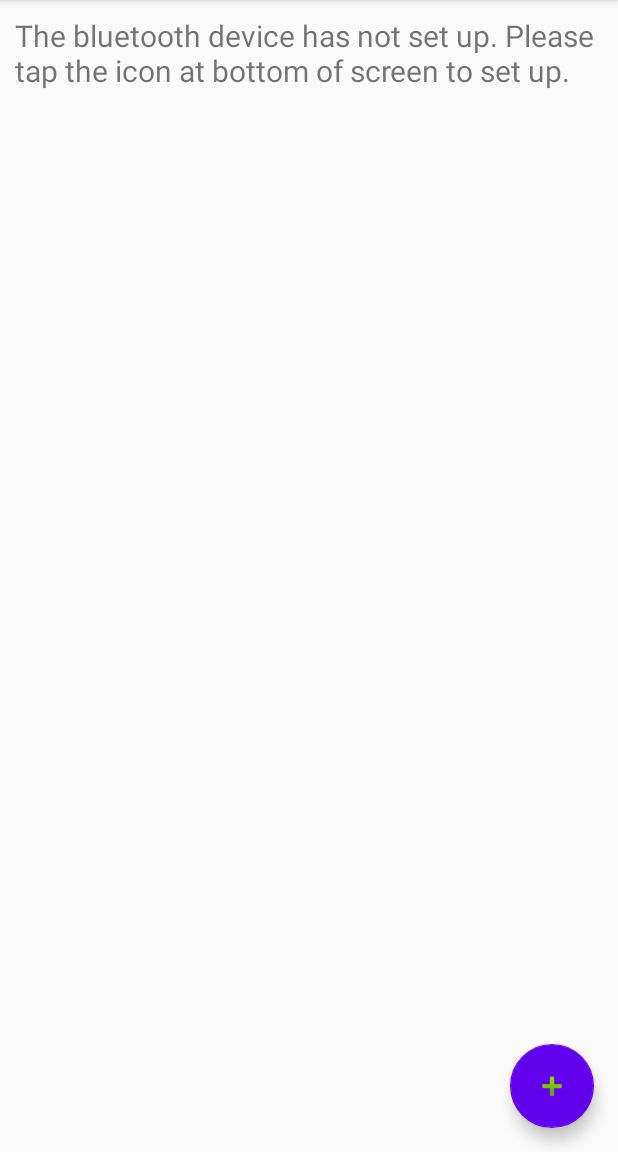
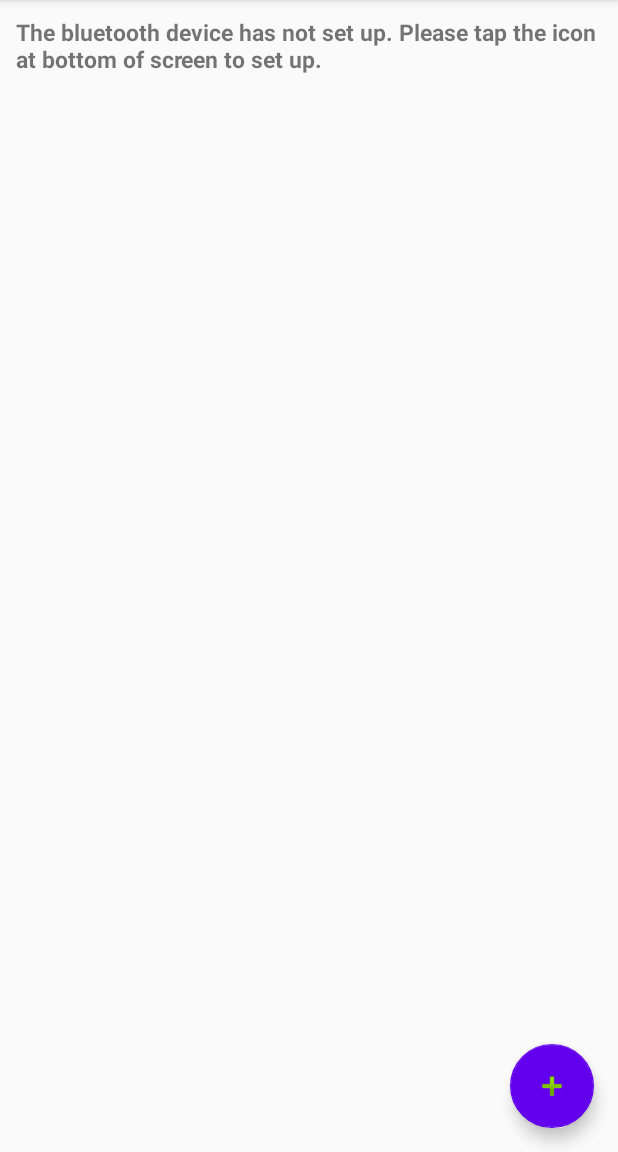
Before and after one commit to kuochunchang/bluetooth_app_template, an Android app: the screen it shows after launch (MainActivity), on a phone screen of 412 x 824 dp, the part 84-1236 px from its top. Run offline under Robolectric (Android 15) with nearby library versions, the phone set to English and light mode, and no system bars; our stand-ins replace Room's generated code; 2 statements that could not run were skipped.

```diff
--- a/app/src/main/java/com/example/guojun/my_bluetooth_app/MainActivity.java
+++ b/app/src/main/java/com/example/guojun/my_bluetooth_app/MainActivity.java
@@ -27,6 +27,7 @@ public class MainActivity extends AppCompatActivity implements DeviceDataFragmen
     private PreparedBluetoothDevices mPreparedBluetoothDevices;
     private BluetoothDevice mCurrentBluetoothDevice;
     private DeviceDataFragment mFragment;
+    private AppDatabase mAppDatabase;
 
     private static final String TAG = "MainActivity";
 
@@ -43,9 +44,9 @@ public class MainActivity extends AppCompatActivity implements DeviceDataFragmen
         }
 
 
-        AppDatabase appDatabase = Room.databaseBuilder(getApplicationContext(), AppDatabase.class, "app-db").allowMainThreadQueries().build();
+        mAppDatabase = Room.databaseBuilder(getApplicationContext(), AppDatabase.class, "app-db").allowMainThreadQueries().build();
         ConfigurationEntity bluetoothDevice =
-                appDatabase.configurationDao().getConfiguration(Configuration.BLUETOOTH_DEVICE_ADDRESS);
+                mAppDatabase.configurationDao().getConfiguration(Configuration.BLUETOOTH_DEVICE_ADDRESS);
 
         TextView deviceName = findViewById(R.id.bluetooth_device_name);
 
@@ -65,16 +66,8 @@ public class MainActivity extends AppCompatActivity implements DeviceDataFragmen
             fab.hide();
 
             String deviceAddress = bluetoothDevice.getValue();
-
             mCurrentBluetoothDevice = mPreparedBluetoothDevices.findByAddress(deviceAddress);
             deviceName.setText(String.format("%s (%s)", mCurrentBluetoothDevice.getName(), mCurrentBluetoothDevice.getAddress()));
-
-            // Load device data fragment
-            FragmentManager fragmentManager = getFragmentManager();
-            FragmentTransaction fragmentTransaction = fragmentManager.beginTransaction();
-            mFragment = DeviceDataFragment.newInstance(mCurrentBluetoothDevice.getAddress());
-            fragmentTransaction.add(R.id.device_data_fragment_container, mFragment);
-            fragmentTransaction.commit();
 
         }
     }
@@ -82,6 +75,18 @@ public class MainActivity extends AppCompatActivity implements DeviceDataFragmen
     @Override
     protected void onResume() {
         super.onResume();
+
+//        ConfigurationEntity bluetoothDevice =
+//                mAppDatabase.configurationDao().getConfiguration(Configuration.BLUETOOTH_DEVICE_ADDRESS);
+//
+
+
+        // Load device data fragment
+        FragmentManager fragmentManager = getFragmentManager();
+        FragmentTransaction fragmentTransaction = fragmentManager.beginTransaction();
+        mFragment = DeviceDataFragment.newInstance(mCurrentBluetoothDevice.getAddress());
+        fragmentTransaction.add(R.id.device_data_fragment_container, mFragment);
+        fragmentTransaction.commit();
 
     }
 
@@ -105,8 +110,10 @@ public class MainActivity extends AppCompatActivity implements DeviceDataFragmen
     }
 
     @Override
-    public void onFragmentInteraction(String data) {
-
+    public void onDeviceConnected() {
+        TextView textView = findViewById(R.id.bluetooth_device_status);
+        textView.setText("Connected");
+        textView.setTextColor(getResources().getColor(R.color.colorConnected));
     }
 
     @Override
--- a/app/src/main/res/layout/content_main.xml
+++ b/app/src/main/res/layout/content_main.xml
@@ -8,20 +8,50 @@
     tools:context=".MainActivity"
     tools:showIn="@layout/activity_main">
 
-    <TextView
-        android:id="@+id/bluetooth_device_name"
+    <LinearLayout
+        android:id="@+id/device_status_bar"
         android:layout_width="0dp"
         android:layout_height="wrap_content"
-        android:layout_margin="10dp"
-        android:text="bluetooth_device_name"
-        android:textSize="20sp"
-        app:layout_constraintBottom_toBottomOf="parent"
-        app:layout_constraintHorizontal_bias="0.0"
+        android:orientation="horizontal"
+        android:layout_margin="5dp"
+        android:text="-----------------"
         app:layout_constraintLeft_toLeftOf="parent"
         app:layout_constraintRight_toRightOf="parent"
         app:layout_constraintTop_toTopOf="parent"
-        app:layout_constraintVertical_bias="0.0"
-        tools:padding="20dp" />
+        tools:layout_width="0dp">
+
+        <TextView
+            android:id="@+id/bluetooth_device_name"
+            android:layout_width="wrap_content"
+            android:layout_height="wrap_content"
+            android:layout_margin="5dp"
+            android:text="Device Name"
+            android:textSize="15sp"
+            android:textStyle="bold"
+            app:layout_constraintBottom_toBottomOf="parent"
+            app:layout_constraintHorizontal_bias="0.0"
+            app:layout_constraintTop_toTopOf="parent"
+            app:layout_constraintVertical_bias="0.0" />
+
+
+
+        <TextView
+            android:id="@+id/bluetooth_device_status"
+            android:layout_width="wrap_content"
+            android:layout_height="wrap_content"
+            android:layout_margin="5dp"
+            android:text="Disconnect"
+            android:textStyle="bold"
+            android:textSize="15sp"
+            app:layout_constraintBottom_toBottomOf="parent"
+            app:layout_constraintHorizontal_bias="0.0"
+            app:layout_constraintRight_toRightOf="parent"
+            app:layout_constraintTop_toTopOf="parent"
+            app:layout_constraintVertical_bias="0.0" />
+
+
+    </LinearLayout>
+
 
     <FrameLayout
         android:id="@+id/device_data_fragment_container"
@@ -29,12 +59,9 @@
         android:layout_height="0dp"
         android:layout_margin="10dp"
         app:layout_constraintBottom_toBottomOf="parent"
-        app:layout_constraintHorizontal_bias="0.0"
         app:layout_constraintLeft_toLeftOf="parent"
-        app:layout_constraintRight_toRightOf="parent"
-        app:layout_constraintTop_toBottomOf="@+id/bluetooth_device_name"
-        tools:layout_editor_absoluteX="10dp"
-        tools:padding="20dp"/>
+        app:layout_constraintTop_toBottomOf="@id/device_status_bar"
+        tools:layout_editor_absoluteX="0dp" />
 
 
 </android.support.constraint.ConstraintLayout>
--- a/app/src/main/res/layout/fragment_device_data.xml
+++ b/app/src/main/res/layout/fragment_device_data.xml
@@ -9,6 +9,6 @@
         android:id="@+id/device_data_fragment_text"
         android:layout_width="match_parent"
         android:layout_height="match_parent"
-        android:text="@string/hello_blank_fragment" />
+        android:text="fragment" />
 
 </FrameLayout>
--- a/app/src/main/res/values/colors.xml
+++ b/app/src/main/res/values/colors.xml
@@ -3,4 +3,5 @@
     <color name="colorPrimary">#008577</color>
     <color name="colorPrimaryDark">#00574B</color>
     <color name="colorAccent">#D81B60</color>
+    <color name="colorConnected">#008000</color>
 </resources>
```
Also changed, not shown: app/src/main/java/com/example/guojun/my_bluetooth_app/BluetoothService.java (+9 -2 lines), app/src/main/java/com/example/guojun/my_bluetooth_app/DeviceDataFragment.java (+46 -16 lines), app/src/main/java/com/example/guojun/my_bluetooth_app/bwt901cl/DeviceDataDecoder.java (added, +81 -0 lines), app/src/main/java/com/example/guojun/my_bluetooth_app/bwt901cl/SensorData.java (added, +129 -0 lines).
